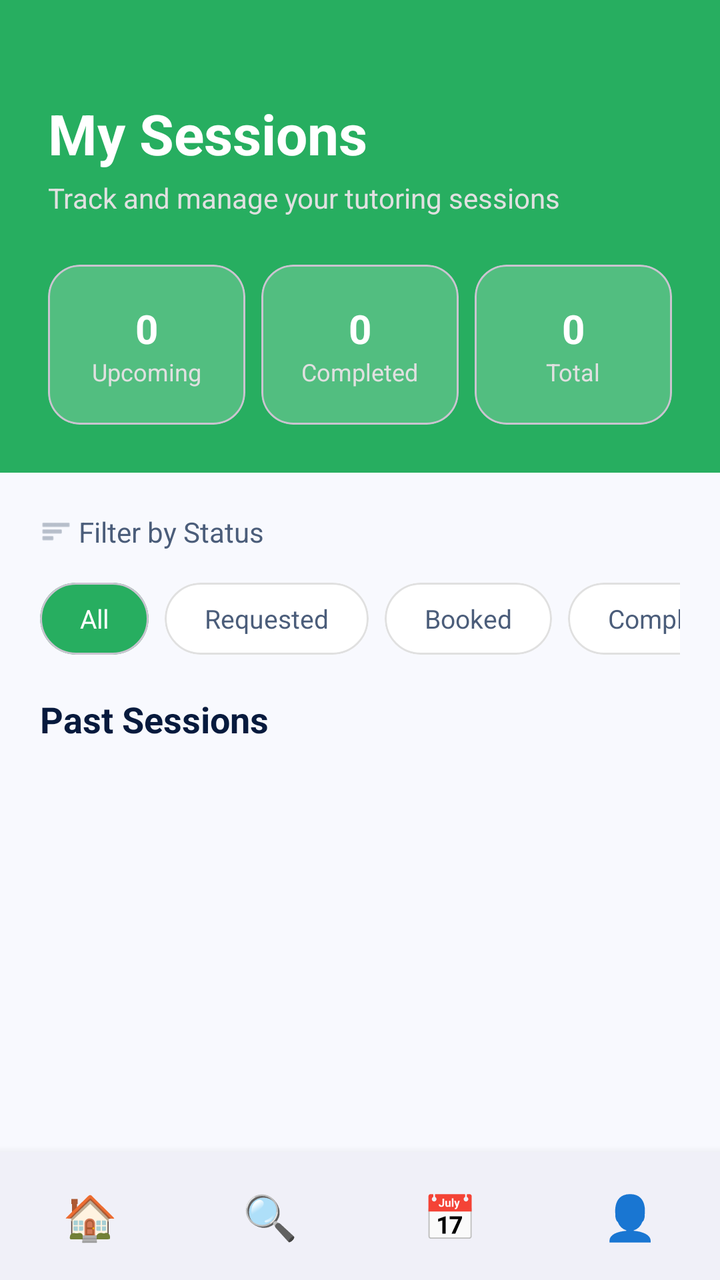
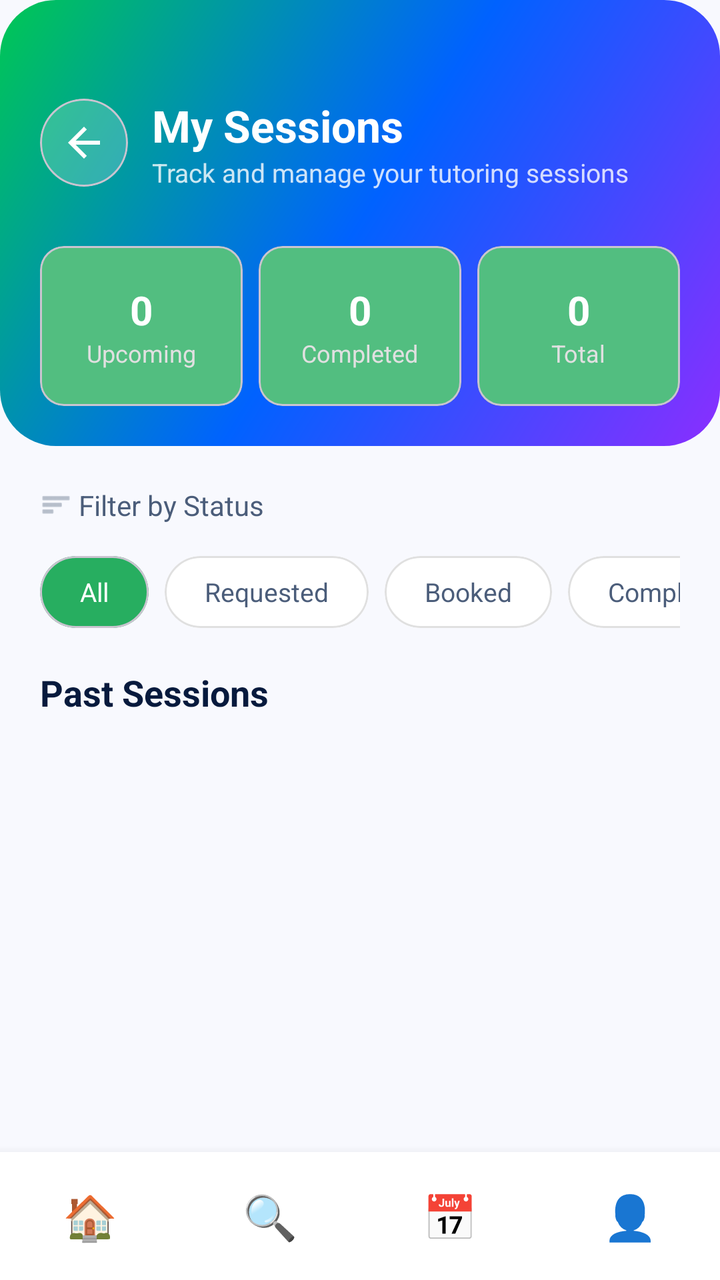

Before-and-after screenshots of an Android layout around one commit, followed by the original layout XML and the change that was made.
<!-- AndroidManifest.xml: application theme Theme.PeerTutoringApollo -->
<!-- res/layout/activity_session_requests.xml -->
<?xml version="1.0" encoding="utf-8"?>
<LinearLayout xmlns:android="http://schemas.android.com/apk/res/android"
    xmlns:app="http://schemas.android.com/apk/res-auto"
    android:layout_width="match_parent"
    android:layout_height="match_parent"
    android:orientation="vertical"
    android:background="#F8F9FE">

    
    <LinearLayout
        android:layout_width="match_parent"
        android:layout_height="wrap_content"
        android:background="#27AE60"
        android:orientation="vertical"
        android:paddingTop="48dp"
        android:paddingBottom="24dp"
        android:paddingHorizontal="24dp">

        <TextView
            android:layout_width="wrap_content"
            android:layout_height="wrap_content"
            android:text="My Sessions"
            android:textColor="#FFFFFF"
            android:textSize="28sp"
            android:textStyle="bold" />

        <TextView
            android:layout_width="wrap_content"
            android:layout_height="wrap_content"
            android:text="Track and manage your tutoring sessions"
            android:textColor="#E0E0E0"
            android:textSize="14sp"
            android:layout_marginTop="4dp" />

        
        <LinearLayout
            android:layout_width="match_parent"
            android:layout_height="wrap_content"
            android:orientation="horizontal"
            android:layout_marginTop="24dp"
            android:weightSum="3">

            
            <com.google.android.material.card.MaterialCardView
                android:layout_width="0dp"
                android:layout_height="80dp"
                android:layout_weight="1"
                android:layout_marginEnd="8dp"
                app:cardCornerRadius="16dp"
                app:cardBackgroundColor="#52BE80"
                app:cardElevation="0dp">
                <LinearLayout android:layout_width="match_parent" android:layout_height="match_parent" android:gravity="center" android:orientation="vertical">
                    <TextView android:id="@+id/tvCountUpcoming" android:layout_width="wrap_content" android:layout_height="wrap_content" android:text="0" android:textColor="#FFFFFF" android:textSize="20sp" android:textStyle="bold" />
                    <TextView android:layout_width="wrap_content" android:layout_height="wrap_content" android:text="Upcoming" android:textColor="#E0E0E0" android:textSize="12sp" />
                </LinearLayout>
            </com.google.android.material.card.MaterialCardView>

            
            <com.google.android.material.card.MaterialCardView
                android:layout_width="0dp"
                android:layout_height="80dp"
                android:layout_weight="1"
                android:layout_marginEnd="8dp"
                app:cardCornerRadius="16dp"
                app:cardBackgroundColor="#52BE80"
                app:cardElevation="0dp">
                <LinearLayout android:layout_width="match_parent" android:layout_height="match_parent" android:gravity="center" android:orientation="vertical">
                    <TextView android:id="@+id/tvCountCompleted" android:layout_width="wrap_content" android:layout_height="wrap_content" android:text="0" android:textColor="#FFFFFF" android:textSize="20sp" android:textStyle="bold" />
                    <TextView android:layout_width="wrap_content" android:layout_height="wrap_content" android:text="Completed" android:textColor="#E0E0E0" android:textSize="12sp" />
                </LinearLayout>
            </com.google.android.material.card.MaterialCardView>

            
            <com.google.android.material.card.MaterialCardView
                android:layout_width="0dp"
                android:layout_height="80dp"
                android:layout_weight="1"
                app:cardCornerRadius="16dp"
                app:cardBackgroundColor="#52BE80"
                app:cardElevation="0dp">
                <LinearLayout android:layout_width="match_parent" android:layout_height="match_parent" android:gravity="center" android:orientation="vertical">
                    <TextView android:id="@+id/tvCountTotal" android:layout_width="wrap_content" android:layout_height="wrap_content" android:text="0" android:textColor="#FFFFFF" android:textSize="20sp" android:textStyle="bold" />
                    <TextView android:layout_width="wrap_content" android:layout_height="wrap_content" android:text="Total" android:textColor="#E0E0E0" android:textSize="12sp" />
                </LinearLayout>
            </com.google.android.material.card.MaterialCardView>
        </LinearLayout>
    </LinearLayout>

    
    <LinearLayout
        android:layout_width="match_parent"
        android:layout_height="wrap_content"
        android:orientation="vertical"
        android:padding="20dp">

        <LinearLayout
            android:layout_width="match_parent"
            android:layout_height="wrap_content"
            android:orientation="horizontal"
            android:gravity="center_vertical"
            android:layout_marginBottom="16dp">
            <ImageView android:layout_width="16dp" android:layout_height="16dp" android:src="@android:drawable/ic_menu_sort_by_size" app:tint="#8B97A8" />
            <TextView android:layout_width="wrap_content" android:layout_height="wrap_content" android:text=" Filter by Status" android:textColor="#4B5D7A" android:textSize="14sp" />
        </LinearLayout>

        <HorizontalScrollView
            android:layout_width="match_parent"
            android:layout_height="wrap_content"
            android:scrollbars="none">
            <LinearLayout
                android:layout_width="wrap_content"
                android:layout_height="wrap_content"
                android:orientation="horizontal">

                <com.google.android.material.card.MaterialCardView
                    android:id="@+id/chipAll"
                    android:layout_width="wrap_content"
                    android:layout_height="36dp"
                    android:layout_marginEnd="8dp"
                    app:cardCornerRadius="18dp"
                    app:cardBackgroundColor="#27AE60"
                    app:cardElevation="0dp">
                    <TextView android:layout_width="wrap_content" android:layout_height="match_parent" android:gravity="center" android:paddingHorizontal="20dp" android:text="All" android:textColor="#FFFFFF" android:textSize="13sp" />
                </com.google.android.material.card.MaterialCardView>

                <com.google.android.material.card.MaterialCardView
                    android:id="@+id/chipPending"
                    android:layout_width="wrap_content"
                    android:layout_height="36dp"
                    android:layout_marginEnd="8dp"
                    app:cardCornerRadius="18dp"
                    app:cardBackgroundColor="#FFFFFF"
                    app:strokeColor="#E0E0E0"
                    app:strokeWidth="1dp"
                    app:cardElevation="0dp">
                    <TextView android:layout_width="wrap_content" android:layout_height="match_parent" android:gravity="center" android:paddingHorizontal="20dp" android:text="Requested" android:textColor="#4B5D7A" android:textSize="13sp" />
                </com.google.android.material.card.MaterialCardView>

                <com.google.android.material.card.MaterialCardView
                    android:id="@+id/chipCounter"
                    android:layout_width="wrap_content"
                    android:layout_height="36dp"
                    android:layout_marginEnd="8dp"
                    app:cardCornerRadius="18dp"
                    app:cardBackgroundColor="#FFFFFF"
                    app:strokeColor="#E0E0E0"
                    app:strokeWidth="1dp"
                    app:cardElevation="0dp">
                    <TextView android:layout_width="wrap_content" android:layout_height="match_parent" android:gravity="center" android:paddingHorizontal="20dp" android:text="Booked" android:textColor="#4B5D7A" android:textSize="13sp" />
                </com.google.android.material.card.MaterialCardView>

                <com.google.android.material.card.MaterialCardView
                    android:id="@+id/chipAccepted"
                    android:layout_width="wrap_content"
                    android:layout_height="36dp"
                    android:layout_marginEnd="8dp"
                    app:cardCornerRadius="18dp"
                    app:cardBackgroundColor="#FFFFFF"
                    app:strokeColor="#E0E0E0"
                    app:strokeWidth="1dp"
                    app:cardElevation="0dp">
                    <TextView android:layout_width="wrap_content" android:layout_height="match_parent" android:gravity="center" android:paddingHorizontal="20dp" android:text="Completed" android:textColor="#4B5D7A" android:textSize="13sp" />
                </com.google.android.material.card.MaterialCardView>

                <com.google.android.material.card.MaterialCardView
                    android:id="@+id/chipDeclined"
                    android:layout_width="wrap_content"
                    android:layout_height="36dp"
                    android:layout_marginEnd="8dp"
                    app:cardCornerRadius="18dp"
                    app:cardBackgroundColor="#FFFFFF"
                    app:strokeColor="#E0E0E0"
                    app:strokeWidth="1dp"
                    app:cardElevation="0dp">
                    <TextView android:layout_width="wrap_content" android:layout_height="match_parent" android:gravity="center" android:paddingHorizontal="20dp" android:text="Cancelled" android:textColor="#4B5D7A" android:textSize="13sp" />
                </com.google.android.material.card.MaterialCardView>

                <com.google.android.material.card.MaterialCardView
                    android:id="@+id/chipExpired"
                    android:layout_width="wrap_content"
                    android:layout_height="36dp"
                    app:cardCornerRadius="18dp"
                    app:cardBackgroundColor="#FFFFFF"
                    app:strokeColor="#E0E0E0"
                    app:strokeWidth="1dp"
                    app:cardElevation="0dp">
                    <TextView android:layout_width="wrap_content" android:layout_height="match_parent" android:gravity="center" android:paddingHorizontal="20dp" android:text="Expired" android:textColor="#4B5D7A" android:textSize="13sp" />
                </com.google.android.material.card.MaterialCardView>

            </LinearLayout>
        </HorizontalScrollView>
    </LinearLayout>

    <TextView
        android:layout_width="wrap_content"
        android:layout_height="wrap_content"
        android:text="Past Sessions"
        android:textColor="#071A3D"
        android:textSize="18sp"
        android:textStyle="bold"
        android:layout_marginHorizontal="20dp"
        android:layout_marginBottom="12dp" />

    <ScrollView
        android:layout_width="match_parent"
        android:layout_height="0dp"
        android:layout_weight="1"
        android:fillViewport="true">
        <LinearLayout
            android:id="@+id/layoutRequestList"
            android:layout_width="match_parent"
            android:layout_height="wrap_content"
            android:orientation="vertical"
            android:paddingHorizontal="20dp" />
    </ScrollView>

    
    <LinearLayout
        android:layout_width="match_parent"
        android:layout_height="64dp"
        android:orientation="horizontal" android:background="#F0F0F8"
        android:elevation="8dp">
        <LinearLayout android:id="@+id/navHome" android:layout_width="0dp" android:layout_height="match_parent" android:layout_weight="1" android:gravity="center" android:orientation="vertical">
            <TextView android:layout_width="wrap_content" android:layout_height="wrap_content" android:text="🏠" android:textSize="22sp" />
        </LinearLayout>
        <LinearLayout android:id="@+id/navBrowse" android:layout_width="0dp" android:layout_height="match_parent" android:layout_weight="1" android:gravity="center" android:orientation="vertical">
            <TextView android:layout_width="wrap_content" android:layout_height="wrap_content" android:text="🔍" android:textSize="22sp" />
        </LinearLayout>
        <LinearLayout android:id="@+id/navSessions" android:layout_width="0dp" android:layout_height="match_parent" android:layout_weight="1" android:gravity="center" android:orientation="vertical">
            <TextView android:layout_width="wrap_content" android:layout_height="wrap_content" android:text="📅" android:textSize="22sp" />
        </LinearLayout>
        <LinearLayout android:id="@+id/navProfile" android:layout_width="0dp" android:layout_height="match_parent" android:layout_weight="1" android:gravity="center" android:orientation="vertical">
            <TextView android:layout_width="wrap_content" android:layout_height="wrap_content" android:text="👤" android:textSize="22sp" />
        </LinearLayout>
    </LinearLayout>

</LinearLayout>
<!-- resources referenced by this layout -->
<resources>
  <style name="Theme.PeerTutoringApollo" parent="Base.Theme.PeerTutoringApollo" />
  <style name="Base.Theme.PeerTutoringApollo" parent="Theme.Material3.DayNight.NoActionBar">
          
          
      </style>
</resources>

<!-- the commit's change to res/layout/activity_session_requests.xml (unified diff, before → after) -->
@@ -10,27 +10,36 @@
     <LinearLayout
         android:layout_width="match_parent"
         android:layout_height="wrap_content"
-        android:background="#27AE60"
+        android:background="@drawable/bg_button_gradient"
         android:orientation="vertical"
         android:paddingTop="48dp"
-        android:paddingBottom="24dp"
-        android:paddingHorizontal="24dp">
-
-        <TextView
-            android:layout_width="wrap_content"
-            android:layout_height="wrap_content"
-            android:text="My Sessions"
-            android:textColor="#FFFFFF"
-            android:textSize="28sp"
-            android:textStyle="bold" />
-
-        <TextView
-            android:layout_width="wrap_content"
-            android:layout_height="wrap_content"
-            android:text="Track and manage your tutoring sessions"
-            android:textColor="#E0E0E0"
-            android:textSize="14sp"
-            android:layout_marginTop="4dp" />
+        android:paddingBottom="20dp"
+        android:paddingHorizontal="20dp">
+
+        <LinearLayout android:layout_width="match_parent" android:layout_height="wrap_content"
+            android:orientation="horizontal" android:gravity="center_vertical"
+            android:layout_marginBottom="4dp">
+            <com.google.android.material.card.MaterialCardView
+                android:layout_width="44dp" android:layout_height="44dp"
+                android:layout_marginEnd="12dp"
+                app:cardCornerRadius="22dp" app:cardBackgroundColor="#33FFFFFF"
+                app:cardElevation="0dp">
+                <ImageButton android:id="@+id/btnBack"
+                    android:layout_width="match_parent" android:layout_height="match_parent"
+                    android:background="@android:color/transparent"
+                    android:src="@drawable/ic_arrow_back"
+                    app:tint="#FFFFFF" android:contentDescription="Back"/>
+            </com.google.android.material.card.MaterialCardView>
+            <LinearLayout android:layout_width="0dp" android:layout_height="wrap_content"
+                android:layout_weight="1" android:orientation="vertical">
+                <TextView android:layout_width="wrap_content" android:layout_height="wrap_content"
+                    android:text="My Sessions" android:textColor="#FFFFFF"
+                    android:textSize="22sp" android:textStyle="bold"/>
+                <TextView android:layout_width="wrap_content" android:layout_height="wrap_content"
+                    android:text="Track and manage your tutoring sessions"
+                    android:textColor="#CCFFFFFF" android:textSize="13sp"/>
+            </LinearLayout>
+        </LinearLayout>
 
         
         <LinearLayout
@@ -46,7 +55,7 @@
                 android:layout_height="80dp"
                 android:layout_weight="1"
                 android:layout_marginEnd="8dp"
-                app:cardCornerRadius="16dp"
+                app:cardCornerRadius="12dp"
                 app:cardBackgroundColor="#52BE80"
                 app:cardElevation="0dp">
                 <LinearLayout android:layout_width="match_parent" android:layout_height="match_parent" android:gravity="center" android:orientation="vertical">
@@ -61,7 +70,7 @@
                 android:layout_height="80dp"
                 android:layout_weight="1"
                 android:layout_marginEnd="8dp"
-                app:cardCornerRadius="16dp"
+                app:cardCornerRadius="12dp"
                 app:cardBackgroundColor="#52BE80"
                 app:cardElevation="0dp">
                 <LinearLayout android:layout_width="match_parent" android:layout_height="match_parent" android:gravity="center" android:orientation="vertical">
@@ -75,7 +84,7 @@
                 android:layout_width="0dp"
                 android:layout_height="80dp"
                 android:layout_weight="1"
-                app:cardCornerRadius="16dp"
+                app:cardCornerRadius="12dp"
                 app:cardBackgroundColor="#52BE80"
                 app:cardElevation="0dp">
                 <LinearLayout android:layout_width="match_parent" android:layout_height="match_parent" android:gravity="center" android:orientation="vertical">
@@ -218,7 +227,8 @@
     <LinearLayout
         android:layout_width="match_parent"
         android:layout_height="64dp"
-        android:orientation="horizontal" android:background="#F0F0F8"
+        android:orientation="horizontal"
+        android:background="#FFFFFF"
         android:elevation="8dp">
         <LinearLayout android:id="@+id/navHome" android:layout_width="0dp" android:layout_height="match_parent" android:layout_weight="1" android:gravity="center" android:orientation="vertical">
             <TextView android:layout_width="wrap_content" android:layout_height="wrap_content" android:text="🏠" android:textSize="22sp" />
<!-- resource entries referenced after the edit -->
@@ -1,5 +1,25 @@
 <!-- resources referenced by this layout -->
 <resources>
+  <!-- drawable bg_button_gradient (drawable) -->
+  <?xml version="1.0" encoding="utf-8"?>
+  <shape xmlns:android="http://schemas.android.com/apk/res/android">
+      <gradient
+          android:startColor="#8A2EFF"
+          android:centerColor="#0062FF"
+          android:endColor="#00C853"
+          android:angle="135" />
+      <corners android:radius="28dp" />
+  </shape>
+  <!-- drawable ic_arrow_back (drawable) -->
+  <vector xmlns:android="http://schemas.android.com/apk/res/android"
+      android:width="24dp"
+      android:height="24dp"
+      android:viewportWidth="24"
+      android:viewportHeight="24">
+      <path
+          android:fillColor="@android:color/white"
+          android:pathData="M20,11H7.83l5.59,-5.59L12,4l-8,8 8,8 1.41,-1.41L7.83,13H20v-2z"/>
+  </vector>
   <style name="Theme.PeerTutoringApollo" parent="Base.Theme.PeerTutoringApollo" />
   <style name="Base.Theme.PeerTutoringApollo" parent="Theme.Material3.DayNight.NoActionBar">
           
